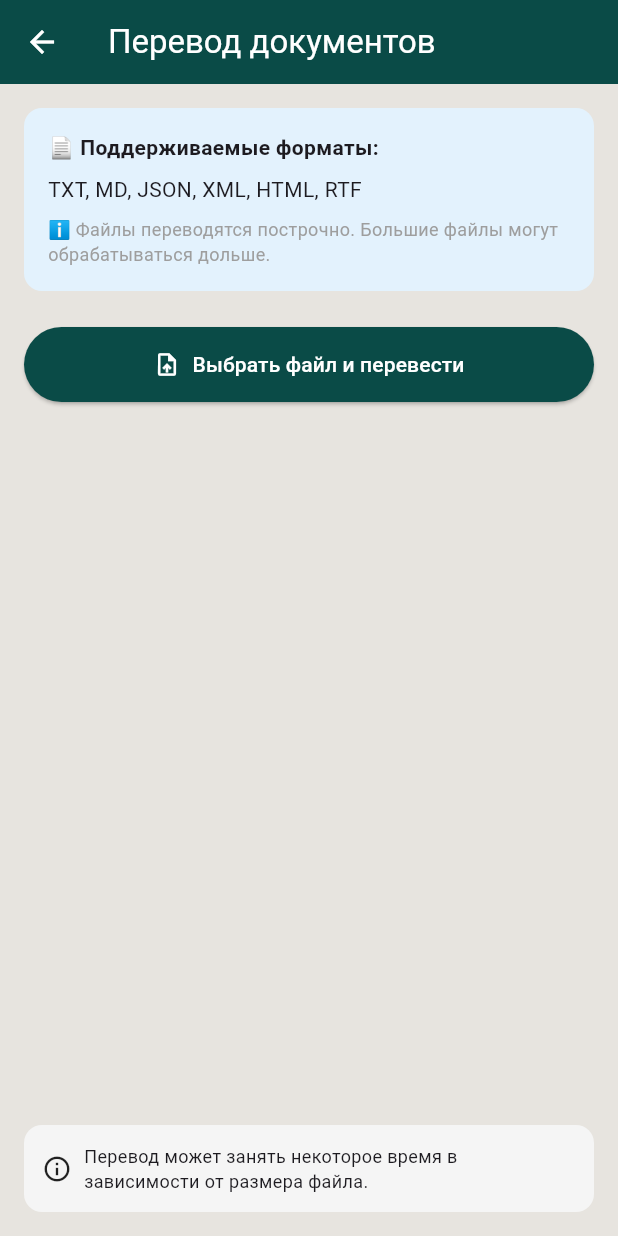
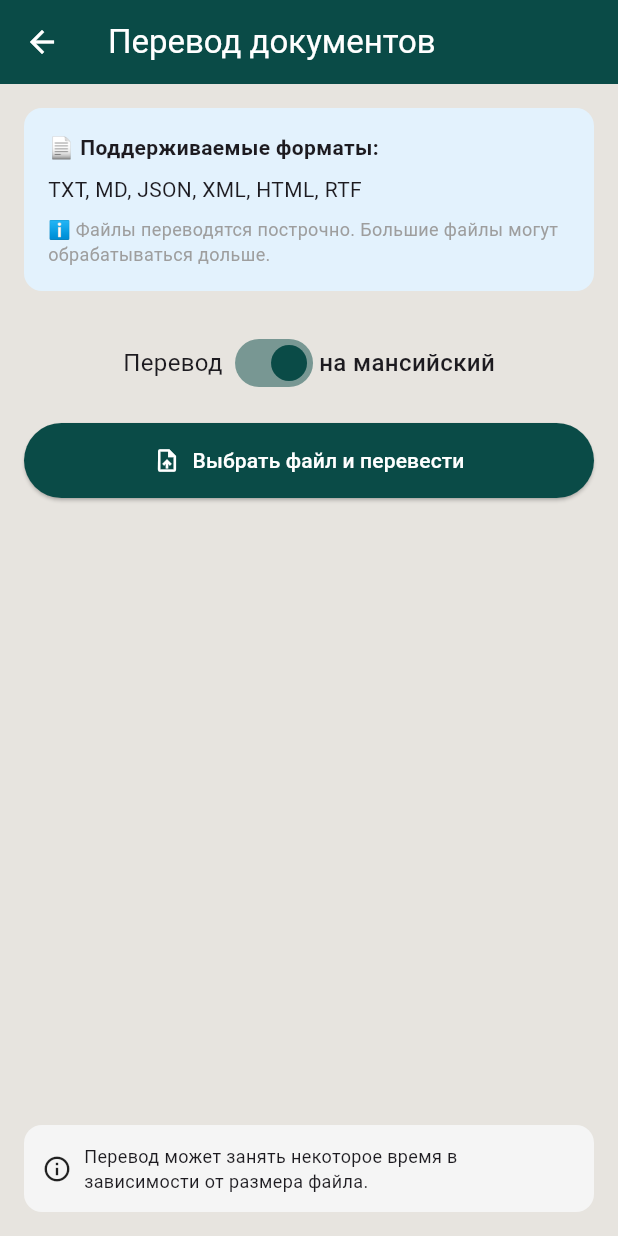
Before and after one commit to CatherineLine/MansiLearning, a Flutter app: the DocumentTranslationPage screen opened directly, after a tap on "Выбрать файл и перевести", on a phone screen of 412 x 824 dp. Run offline on Flutter 3.47's test engine with Material 3 defaults, Android fonts, the phone set to English and light mode, and no system bars; our stand-ins replace file_picker, flutter_tts, just_audio, sembast, share_plus, shared_preferences and 1 more; missing offline and left inert: audio_session; accounts and stored records are empty.

Commit message:
Работает: - Озвучка через встроенный TTS андроида (в большинство устройств(в теории есть кусок нужного )); - Перевод/обратный в полях; - Полосочка загрузки; - История переводов; - Кнопки копирования и озвучки; - Выбор скорости, высоты и языка аудиоречи; Не работает: - Подсчёт очков для загадок; - Меню в истории переводов и обучении (в уровнях работает и меню уровней тоже); - Единого дизайна ВСЕХ кнопок (кроме дубликатов-копирования, у них другая цель). Нет: - Красивого оформления меню уровней; - Озвучки с TTS ethnoportal; - Списка загадок; - Отображения правильных-неправильных ответов на вопросы; - Разговорника; - Последовательности и разнообразности заданий (от новых букв и звуков к словам и правилам); - Заставки; - Выбора языка приложения (русский-мансийский); - Светлой-тёмной темы. Вроде (ВРОДЕ) работает русско-мансийский/мансийско-русский перевод документов. Надо проверить на нормально сгенеренных файлах. Пока вроде свою же историю нормально кидает

```diff
--- a/lib/pages/document_translation_page.dart
+++ b/lib/pages/document_translation_page.dart
@@ -1,3 +1,4 @@
+import 'dart:io';
 import 'package:flutter/material.dart';
 import 'package:share_plus/share_plus.dart';
 import '../services/file_translation_service.dart';
@@ -12,11 +13,11 @@ class DocumentTranslationPage extends StatefulWidget {
 class _DocumentTranslationPageState extends State<DocumentTranslationPage> {
   final FileTranslationService _translationService = FileTranslationService();
   bool _isTranslating = false;
-  dynamic _currentStatus; // Используем dynamic для безопасной работы с внешним статусом
 
   @override
   void initState() {
     super.initState();
+    // ✅ Подписываемся на обновления статуса из сервиса
     _translationService.statusNotifier.addListener(_onStatusUpdate);
   }
 
@@ -28,32 +29,42 @@ class _DocumentTranslationPageState extends State<DocumentTranslationPage> {
 
   void _onStatusUpdate() {
     if (mounted) {
-      setState(() {
-        _currentStatus = _translationService.statusNotifier.value;
-        final progress = _currentStatus?.progress;
-        _isTranslating = progress != null && progress >= 0 && progress < 100;
-      });
+      final status = _translationService.statusNotifier.value;
+      // ✅ Сбрасываем флаг, если перевод завершён или произошла ошибка
+      if (status != null && (status.progress == 100.0 || status.progress == -1.0)) {
+        setState(() => _isTranslating = false);
+      }
     }
   }
 
   Future<void> _pickAndTranslateFile() async {
-    final file = await FileTranslationService.pickFile();
-    if (file == null) return;
-    setState(() => _isTranslating = true);
-  }
+    // ✅ Проверяем, не идёт ли уже перевод
+    if (_isTranslating) return;
 
-  void _cancelTranslation() {
-    setState(() {
-      _isTranslating = false;
-      // copyWith отсутствует, поэтому просто сбрасываем статус или помечаем как отменённый
-      _currentStatus = null;
-    });
+    try {
+      final file = await FileTranslationService.pickFile();
+      if (file == null) return; // Пользователь отменил выбор
+
+      setState(() => _isTranslating = true);
+
+      // ✅ Запускаем реальный перевод через сервис
+      await _translationService.translateFile(file);
+
+    } catch (e) {
+      if (mounted) {
+        ScaffoldMessenger.of(context).showSnackBar(
+          SnackBar(content: Text('Ошибка: $e')),
+        );
+      }
+      setState(() => _isTranslating = false); // ✅ Сбрасываем флаг при ошибке
+    }
   }
 
   void _shareTranslatedFile() {
-    if (_currentStatus?.outputFile != null) {
+    final outputFile = _translationService.statusNotifier.value?.outputFile;
+    if (outputFile != null) {
       Share.shareXFiles(
-        [XFile(_currentStatus!.outputFile!.path)],
+        [XFile(outputFile.path)],
         text: 'Переведённый документ',
       );
     }
@@ -61,9 +72,11 @@ class _DocumentTranslationPageState extends State<DocumentTranslationPage> {
 
   @override
   Widget build(BuildContext context) {
-    final double currentProgress = _currentStatus?.progress ?? -1;
-    final bool isActiveTranslation = currentProgress >= 0 && currentProgress < 100;
-    final bool isCompleted = currentProgress == 100;
+    // ✅ Получаем статус из ValueNotifier сервиса
+    final status = _translationService.statusNotifier.value;
+    final currentProgress = status?.progress ?? -1;
+    final isActiveTranslation = currentProgress >= 0 && currentProgress < 100;
+    final isCompleted = currentProgress == 100;
 
     return Scaffold(
       appBar: AppBar(
@@ -76,6 +89,7 @@ class _DocumentTranslationPageState extends State<DocumentTranslationPage> {
         child: Column(
           crossAxisAlignment: CrossAxisAlignment.start,
           children: [
+            // Описание форматов
             Container(
               padding: const EdgeInsets.all(16),
               decoration: BoxDecoration(
@@ -97,10 +111,32 @@ class _DocumentTranslationPageState extends State<DocumentTranslationPage> {
               ),
             ),
             const SizedBox(height: 24),
+
+            Row(
+              mainAxisAlignment: MainAxisAlignment.center,
+              children: [
+                const Text('Перевод ', style: TextStyle(fontSize: 16)),
+                Switch(
+                  value: _translationService.isTranslatingToMansi,
+                  onChanged: (value) {
+                    _translationService.setTranslationDirection(toMansi: value);
+                    setState(() {}); // Обновить текст переключателя
+                  },
+                  activeColor: const Color(0xFF0A4B47),
+                ),
+                Text(
+                  _translationService.isTranslatingToMansi ? 'на мансийский' : 'с мансийского',
+                  style: const TextStyle(fontSize: 16, fontWeight: FontWeight.w500),
+                ),
+              ],
+            ),
+            const SizedBox(height: 16),
+
+            // Кнопка выбора файла
             ElevatedButton.icon(
               onPressed: _isTranslating ? null : _pickAndTranslateFile,
               icon: const Icon(Icons.upload_file),
-              label: const Text('Выбрать файл и перевести'),
+              label: Text(_isTranslating ? 'Перевод...' : 'Выбрать файл и перевести'),
               style: ElevatedButton.styleFrom(
                 backgroundColor: const Color(0xFF0A4B47),
                 foregroundColor: Colors.white,
@@ -109,7 +145,9 @@ class _DocumentTranslationPageState extends State<DocumentTranslationPage> {
               ),
             ),
             const SizedBox(height: 24),
-            if (_currentStatus != null) ...[
+
+            // Статус перевода
+            if (status != null) ...[
               const Divider(),
               const SizedBox(height: 16),
               Card(
@@ -127,19 +165,23 @@ class _DocumentTranslationPageState extends State<DocumentTranslationPage> {
                               child: CircularProgressIndicator(strokeWidth: 2),
                             )
                           else if (isCompleted)
-                            const Icon(Icons.check_circle, color: Colors.green),
+                            const Icon(Icons.check_circle, color: Colors.green)
+                          else if (currentProgress == -1)
+                              const Icon(Icons.error, color: Colors.red),
                           const SizedBox(width: 12),
                           Expanded(
                             child: Text(
-                              _currentStatus?.fileName ?? '',
+                              status.fileName,
                               style: const TextStyle(fontWeight: FontWeight.bold),
                             ),
                           ),
                         ],
                       ),
                       const SizedBox(height: 8),
-                      Text(_currentStatus?.status ?? ''),
+                      Text(status.status),
                       const SizedBox(height: 8),
+
+                      // Прогресс-бар
                       if (currentProgress >= 0 && currentProgress <= 100) ...[
                         LinearProgressIndicator(
                           value: currentProgress / 100,
@@ -149,10 +191,15 @@ class _DocumentTranslationPageState extends State<DocumentTranslationPage> {
                         const SizedBox(height: 8),
                         Text('${currentProgress.toStringAsFixed(0)}%'),
                       ],
+
+                      // Кнопка отмены
                       if (isActiveTranslation) ...[
                         const SizedBox(height: 16),
                         OutlinedButton(
-                          onPressed: _cancelTranslation,
+                          onPressed: () {
+                            _translationService.cancelTranslation();
+                            setState(() => _isTranslating = false);
+                          },
                           style: OutlinedButton.styleFrom(
                             foregroundColor: Colors.red,
                             minimumSize: const Size(double.infinity, 40),
@@ -160,7 +207,9 @@ class _DocumentTranslationPageState extends State<DocumentTranslationPage> {
                           child: const Text('Отменить'),
                         ),
                       ],
-                      if (isCompleted && _currentStatus?.outputFile != null) ...[
+
+                      // Кнопки после завершения
+                      if (isCompleted && status.outputFile != null) ...[
                         const SizedBox(height: 16),
                         Row(
                           children: [
@@ -168,11 +217,11 @@ class _DocumentTranslationPageState extends State<DocumentTranslationPage> {
                               child: ElevatedButton.icon(
                                 onPressed: () {
                                   ScaffoldMessenger.of(context).showSnackBar(
-                                    const SnackBar(content: Text('Файл сохранён в папке приложения')),
+                                    SnackBar(content: Text('Файл: ${status.outputFile!.path}')),
                                   );
                                 },
                                 icon: const Icon(Icons.save_alt),
-                                label: const Text('Файл сохранён'),
+                                label: const Text('Путь к файлу'),
                                 style: ElevatedButton.styleFrom(
                                   backgroundColor: const Color(0xFF0A4B47),
                                 ),
@@ -195,6 +244,8 @@ class _DocumentTranslationPageState extends State<DocumentTranslationPage> {
               ),
             ],
             const Spacer(),
+
+            // Информация
             Container(
               padding: const EdgeInsets.all(12),
               decoration: BoxDecoration(
```
Also changed, not shown: lib/services/background_translation_service.dart (+5 -11 lines), lib/services/file_translation_service.dart (+73 -41 lines), lib/widgets/mansi_keyboard.dart (+13 -2 lines), 1 other file.
